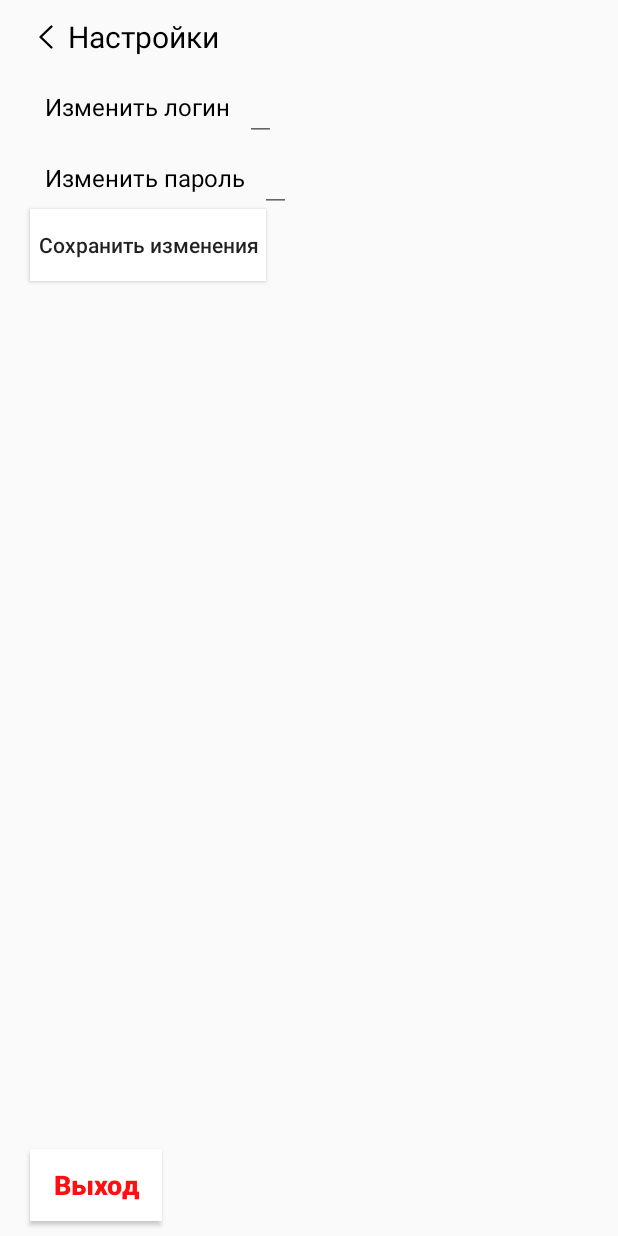
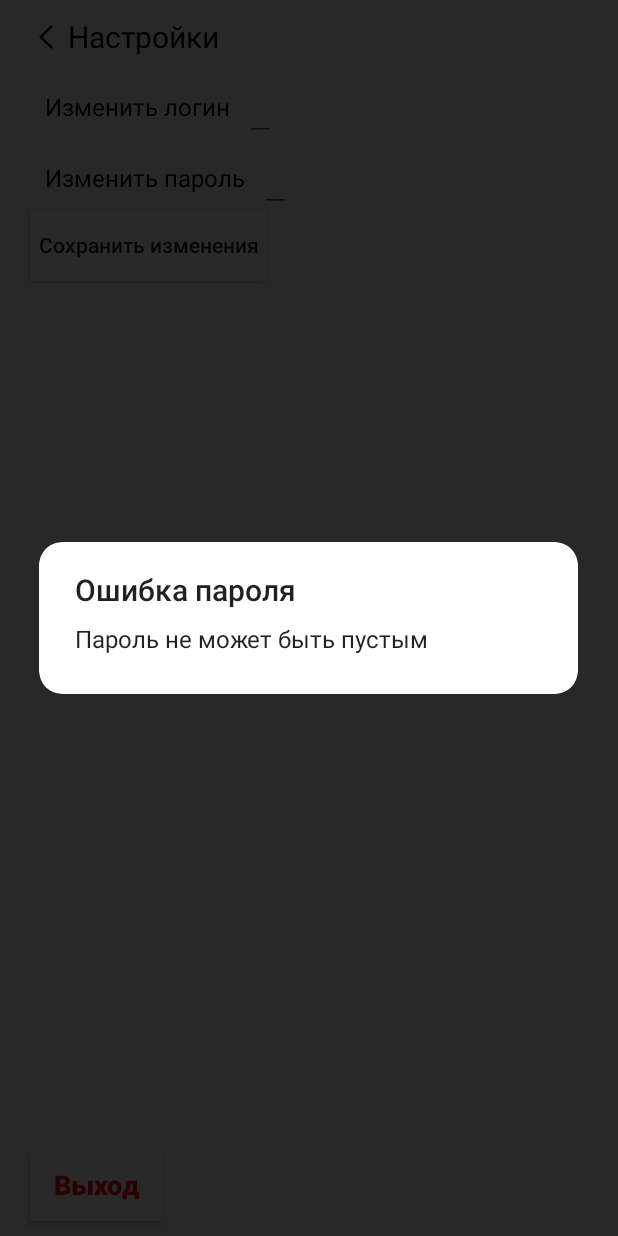
Before and after one commit to kate-fin/BookApplication, an Android app: the SettingsFragment screen opened through its navigation route, after a tap on "Сохранить изменения", on a phone screen of 412 x 824 dp. Run offline under Robolectric (Android 15) with nearby library versions, the light colour scheme and no system bars; our stand-ins replace Dagger/Hilt's generated code, navigation-ui; network calls fail.

Commit message:
add login and password use cases

```diff
--- a/app/src/main/java/com/example/bookapplication/domain/LoginUseCase.kt
+++ b/app/src/main/java/com/example/bookapplication/domain/LoginUseCase.kt
@@ -1,19 +1,16 @@
 package com.example.bookapplication.domain
 
+import com.example.bookapplication.domain.enums.ValidLogin
 import dagger.Provides
 import java.util.regex.Pattern
 
 class LoginUseCase {
 
-    private val loginPattern = Pattern.compile("(?=\\S+$)")
-
-    fun isValid(login: String): Boolean {
+    fun isValid(login: String): ValidLogin {
         return if (login.isEmpty()) {
-            false
-        } else if (loginPattern.matcher(login).matches()) {
-            true
+            ValidLogin.EMPTY
         } else {
-            false
+            ValidLogin.SUCCESS
         }
     }
 }
--- a/app/src/main/java/com/example/bookapplication/domain/PasswordUseCase.kt
+++ b/app/src/main/java/com/example/bookapplication/domain/PasswordUseCase.kt
@@ -1,5 +1,6 @@
 package com.example.bookapplication.domain
 
+import com.example.bookapplication.domain.enums.ValidPassword
 import java.util.regex.Pattern
 
 class PasswordUseCase {
@@ -11,20 +12,20 @@ class PasswordUseCase {
                 "$"
     )
 
-    fun isValid(password: String): Boolean {
+    fun isValid(password: String): ValidPassword {
         return if (password.isEmpty()) {
             // password.setError("Field can not be empty")
-            false
+            ValidPassword.EMPTY
         }
 
         // if password does not matches to the pattern
         // it will display an error message "Password is too weak"
         else if (!passwordPattern.matcher(password).matches()) {
 //            password.setError("Password is too weak")
-            false
+            ValidPassword.WEAK
         } else {
 //            password.setError(null)
-            true
+            ValidPassword.SUCCESS
         }
     }
 }
--- /dev/null
+++ b/app/src/main/java/com/example/bookapplication/domain/enums/ValidLogin.kt
@@ -0,0 +1,8 @@
+package com.example.bookapplication.domain.enums
+
+import com.example.bookapplication.R
+
+enum class ValidLogin(val messageCode: Int) {
+    SUCCESS(R.string.success_login),
+    EMPTY(R.string.empty_login)
+}
--- /dev/null
+++ b/app/src/main/java/com/example/bookapplication/domain/enums/ValidPassword.kt
@@ -0,0 +1,9 @@
+package com.example.bookapplication.domain.enums
+
+import com.example.bookapplication.R
+
+enum class ValidPassword(val messageCode: Int) {
+    SUCCESS(R.string.success_password),
+    EMPTY(R.string.empty_password),
+    WEAK(R.string.weak_password)
+}
--- a/app/src/main/java/com/example/bookapplication/ui/best_sellers/list/BestSellersFragment.kt
+++ b/app/src/main/java/com/example/bookapplication/ui/best_sellers/list/BestSellersFragment.kt
@@ -46,6 +46,7 @@ class BestSellersFragment : Fragment() {
         })
 
         viewModel.error.observe(viewLifecycleOwner, { isError ->
+            //TODO(при заходе всегда показывает )
             if (isError) {
                 binding.bestSellersPrBar.visibility = View.GONE
                 Toast.makeText(context, getString(R.string.error_message), Toast.LENGTH_SHORT).show()
--- a/app/src/main/java/com/example/bookapplication/ui/best_sellers/list/BestSellersViewModel.kt
+++ b/app/src/main/java/com/example/bookapplication/ui/best_sellers/list/BestSellersViewModel.kt
@@ -22,6 +22,7 @@ class BestSellersViewModel @Inject constructor(private val booksApi: RepoService
     fun getBestSellers(){
         viewModelScope.launch {
             _spinner.postValue(true)
+            _error.postValue(false)
             val booksNet = booksApi.getBestSellers()
             if (booksNet != null) {
                 val books = booksNet.results.map {
--- a/app/src/main/java/com/example/bookapplication/ui/best_sellers/list/BooksAdapter.kt
+++ b/app/src/main/java/com/example/bookapplication/ui/best_sellers/list/BooksAdapter.kt
@@ -3,9 +3,7 @@ package com.example.bookapplication.ui.best_sellers.list
 import android.view.LayoutInflater
 import android.view.View
 import android.view.ViewGroup
-import android.widget.CheckBox
 import android.widget.TextView
-import androidx.navigation.findNavController
 import androidx.recyclerview.widget.RecyclerView
 import com.example.bookapplication.R
 import com.example.bookapplication.extension.showAlert
@@ -42,7 +40,7 @@ class BooksViewHolder(itemView: View) : RecyclerView.ViewHolder(itemView) {
 //        favouriteView.setOnCheckedChangeListener { _, isChecked ->
 //        }
         itemView.setOnClickListener {
-            context.showAlert(context.getString(R.string.descriptionTitle), book.description)
+            context.showAlert(context.getString(R.string.description_title), book.description)
         }
     }
 }
--- a/app/src/main/java/com/example/bookapplication/ui/login/LoginFragment.kt
+++ b/app/src/main/java/com/example/bookapplication/ui/login/LoginFragment.kt
@@ -13,7 +13,6 @@ import androidx.navigation.fragment.findNavController
 import com.example.bookapplication.R
 import com.example.bookapplication.databinding.FragmentLoginBinding
 import com.example.bookapplication.extension.appComponent
-import com.example.bookapplication.extension.preferences
 import javax.inject.Inject
 
 class LoginFragment : Fragment() {
@@ -36,13 +35,21 @@ class LoginFragment : Fragment() {
     }
 
     override fun onViewCreated(view: View, savedInstanceState: Bundle?) {
+        binding.loginPrBar.visibility = View.GONE
         viewModel.autoLogin()
-        viewModel.haveAccess.observe(viewLifecycleOwner, { isAccess ->
-            if (isAccess) {
-                findNavController().navigate(R.id.action_loginFragment_to_bestSellersFragment)
+        viewModel.uiStateAuthorization.observe(viewLifecycleOwner, { uiState ->
+            if (uiState.isLoading) {
+                binding.loginPrBar.visibility = View.VISIBLE
             } else {
-                Toast.makeText(context, getString(R.string.auth_alert), Toast.LENGTH_SHORT).show()
-                Log.i("LoginFragment", "login or password are incorrect")
+                binding.loginPrBar.visibility = View.GONE
+            }
+            if (uiState.isLoggedIn != null) {
+                if (uiState.isLoggedIn) {
+                    findNavController().navigate(R.id.action_loginFragment_to_bestSellersFragment)
+                } else {
+                    Toast.makeText(context, getString(R.string.auth_alert), Toast.LENGTH_SHORT).show()
+                    Log.i("LoginFragment", "login or password are incorrect")
+                }
             }
         })
 
--- a/app/src/main/java/com/example/bookapplication/ui/login/LoginViewModel.kt
+++ b/app/src/main/java/com/example/bookapplication/ui/login/LoginViewModel.kt
@@ -7,21 +7,26 @@ import androidx.lifecycle.ViewModel
 import com.example.bookapplication.extension.autologin
 import com.example.bookapplication.extension.login
 import com.example.bookapplication.extension.password
+import com.example.bookapplication.ui.login.models.IdentificatorUiState
 import javax.inject.Inject
 
 
 class LoginViewModel @Inject constructor(private val preferences: SharedPreferences) : ViewModel() {
 
-    private val _haveAccess = MutableLiveData<Boolean>()
-    val haveAccess: LiveData<Boolean> get() = _haveAccess
+    private val _uiStateAuthorization = MutableLiveData<IdentificatorUiState>()
+    val uiStateAuthorization: LiveData<IdentificatorUiState> get() = _uiStateAuthorization
 
     fun autoLogin() {
+        _uiStateAuthorization.postValue(IdentificatorUiState(isLoading = true))
         if (preferences.autologin) {
-            _haveAccess.postValue(true)
+            _uiStateAuthorization.postValue(IdentificatorUiState(isLoading = false, isLoggedIn = true))
+        } else {
+            _uiStateAuthorization.postValue(IdentificatorUiState(isLoading = false))
         }
     }
 
     fun authorization(login: String, password: String, autologin: Boolean) {
+        _uiStateAuthorization.postValue(IdentificatorUiState(isLoading = true))
         val loginHash = login.hashCode().toString()
         val passwordHash = password.hashCode().toString()
         if (preferences.login.isNullOrEmpty()) {
@@ -31,6 +36,10 @@ class LoginViewModel @Inject constructor(private val preferences: SharedPreferen
             preferences.password = passwordHash
         }
         preferences.autologin = autologin
-        _haveAccess.postValue(loginHash == preferences.login && passwordHash == preferences.password)
+        _uiStateAuthorization.postValue(
+            IdentificatorUiState(
+                isLoading = false,
+                isLoggedIn = loginHash == preferences.login && passwordHash == preferences.password)
+            )
     }
 }
--- /dev/null
+++ b/app/src/main/java/com/example/bookapplication/ui/login/models/IdentificatorUiState.kt
@@ -0,0 +1,6 @@
+package com.example.bookapplication.ui.login.models
+
+data class IdentificatorUiState(
+    val isLoading: Boolean = false,
+    val isLoggedIn: Boolean? = null
+)
--- a/app/src/main/java/com/example/bookapplication/ui/settings/SettingsFragment.kt
+++ b/app/src/main/java/com/example/bookapplication/ui/settings/SettingsFragment.kt
@@ -10,11 +10,9 @@ import android.view.ViewGroup
 import androidx.fragment.app.Fragment
 import androidx.lifecycle.ViewModelProvider
 import androidx.navigation.fragment.findNavController
+import com.example.bookapplication.R
 import com.example.bookapplication.databinding.FragmentSettingsBinding
-import com.example.bookapplication.extension.appComponent
-import com.example.bookapplication.extension.autologin
-import com.example.bookapplication.extension.login
-import com.example.bookapplication.extension.password
+import com.example.bookapplication.extension.*
 import com.example.bookapplication.ui.ViewModelFactory
 import javax.inject.Inject
 
@@ -38,9 +36,38 @@ class SettingsFragment: Fragment() {
 
     override fun onViewCreated(view: View, savedInstanceState: Bundle?) {
         super.onViewCreated(view, savedInstanceState)
-
+        binding.settingsPrBar.visibility = View.GONE
 //        binding.settingsLoginEditText.setText(preferences.login)
 //        binding.settingsPasswordEditText.setText(preferences.password)
+
+        viewModel.uiStateLogin.observe(viewLifecycleOwner, { uiState ->
+            if (uiState.isLoading) {
+                binding.settingsPrBar.visibility = View.VISIBLE
+            } else {
+                binding.settingsPrBar.visibility = View.GONE
+            }
+            if (uiState.errorMessageCode != null) {
+                view.context.showAlert(
+                    title = getString(R.string.login_error_title),
+                    message = getString(uiState.errorMessageCode)
+                )
+            }
+        })
+
+        viewModel.uiStatePassword.observe(viewLifecycleOwner, { uiState ->
+            if (uiState.isLoading) {
+                binding.settingsPrBar.visibility = View.VISIBLE
+            } else {
+                binding.settingsPrBar.visibility = View.GONE
+            }
+            if (uiState.errorMessageCode != null) {
+                view.context.showAlert(
+                    title = getString(R.string.password_error_title),
+                    message = getString(uiState.errorMessageCode)
+                )
+            }
+        })
+
         binding.settingsLoginEditText.setOnKeyListener { view, keyCode, keyEvent ->
             if (keyEvent.action == KeyEvent.ACTION_DOWN && keyCode == KeyEvent.KEYCODE_ENTER) {
                 val login = binding.settingsLoginEditText.text.toString()
--- a/app/src/main/java/com/example/bookapplication/ui/settings/SettingsViewModel.kt
+++ b/app/src/main/java/com/example/bookapplication/ui/settings/SettingsViewModel.kt
@@ -6,9 +6,12 @@ import androidx.lifecycle.MutableLiveData
 import androidx.lifecycle.ViewModel
 import com.example.bookapplication.domain.LoginUseCase
 import com.example.bookapplication.domain.PasswordUseCase
+import com.example.bookapplication.domain.enums.ValidLogin
+import com.example.bookapplication.domain.enums.ValidPassword
 import com.example.bookapplication.extension.autologin
 import com.example.bookapplication.extension.login
 import com.example.bookapplication.extension.password
+import com.example.bookapplication.ui.settings.models.ChangeIdentificatorUiState
 import javax.inject.Inject
 
 
@@ -16,20 +19,27 @@ class SettingsViewModel @Inject constructor(private val preferences: SharedPrefe
                                             private val loginUseCase: LoginUseCase,
                                             private val passwordUseCase: PasswordUseCase) : ViewModel() {
 
+    private val _uiStateLogin = MutableLiveData<ChangeIdentificatorUiState>()
+    val uiStateLogin: LiveData<ChangeIdentificatorUiState> get() = _uiStateLogin
+    private val _uiStatePassword = MutableLiveData<ChangeIdentificatorUiState>()
+    val uiStatePassword: LiveData<ChangeIdentificatorUiState> get() = _uiStatePassword
+
     fun saveLogin(login: String) {
-        if (loginUseCase.isValid(login)) {
+        _uiStateLogin.postValue(ChangeIdentificatorUiState(isLoading = true))
+        val isValid = loginUseCase.isValid(login)
+        if (isValid == ValidLogin.SUCCESS) {
             preferences.login = login.hashCode().toString()
-        } else {
-            TODO()
         }
+        _uiStateLogin.postValue(ChangeIdentificatorUiState(isLoading = false, errorMessageCode = isValid.messageCode))
     }
 
     fun savePassword(password: String) {
-        if (passwordUseCase.isValid(password)) {
+        _uiStatePassword.postValue(ChangeIdentificatorUiState(isLoading = true))
+        val isValid = passwordUseCase.isValid(password)
+        if (isValid == ValidPassword.SUCCESS) {
             preferences.password = password.hashCode().toString()
-        } else {
-            TODO()
         }
+        _uiStatePassword.postValue(ChangeIdentificatorUiState(isLoading = false, errorMessageCode = isValid.messageCode))
     }
 
     fun saveAutologin(isAutologin: Boolean) {
--- /dev/null
+++ b/app/src/main/java/com/example/bookapplication/ui/settings/models/ChangeIdentificatorUiState.kt
@@ -0,0 +1,6 @@
+package com.example.bookapplication.ui.settings.models
+
+data class ChangeIdentificatorUiState(
+    val isLoading: Boolean = false,
+    val errorMessageCode: Int? = null
+)
--- a/app/src/main/res/layout/fragment_settings.xml
+++ b/app/src/main/res/layout/fragment_settings.xml
@@ -90,4 +90,13 @@
         android:layout_margin="20dp"
         app:barrierDirection="left" />
 
+    <ProgressBar
+        android:id="@+id/settingsPrBar"
+        android:layout_width="wrap_content"
+        android:layout_height="wrap_content"
+        app:layout_constraintTop_toTopOf="parent"
+        app:layout_constraintBottom_toBottomOf="parent"
+        app:layout_constraintStart_toStartOf="parent"
+        app:layout_constraintEnd_toEndOf="parent"/>
+
 </androidx.constraintlayout.widget.ConstraintLayout>
--- a/app/src/main/res/values/strings.xml
+++ b/app/src/main/res/values/strings.xml
@@ -10,10 +10,17 @@
     <string name="is_autologin_title">Запомнить меня</string>
     <string name="input_btn_title">Войти</string>
     <string name="auth_alert">"Логин или пароль некорректны"</string>
-    <string name="descriptionTitle">Описание</string>
+    <string name="description_title">Описание</string>
     <string name="settings_title">Настройки</string>
     <string name="sign_out">Выход</string>
+    <string name="login_error_title">Ошибка логина</string>
+    <string name="password_error_title">Ошибка пароля</string>
     <string name="change_login">Изменить логин</string>
     <string name="change_password">Изменить пароль</string>
     <string name="save_changes">Сохранить изменения</string>
+    <string name="success_login">Ваш логин принят</string>
+    <string name="success_password">Ваш пароль принят</string>
+    <string name="empty_login">Логин не может быть пустым</string>
+    <string name="empty_password">Пароль не может быть пустым</string>
+    <string name="weak_password">Пароль должен содержать не менее 4 символов, 1 символ из списка:"(?=.*[@#$%^&amp;+=])" и не содержать пробелов</string>
 </resources>
```
Also changed, not shown: app/src/main/res/layout/fragment_login.xml (+10 -0 lines).
